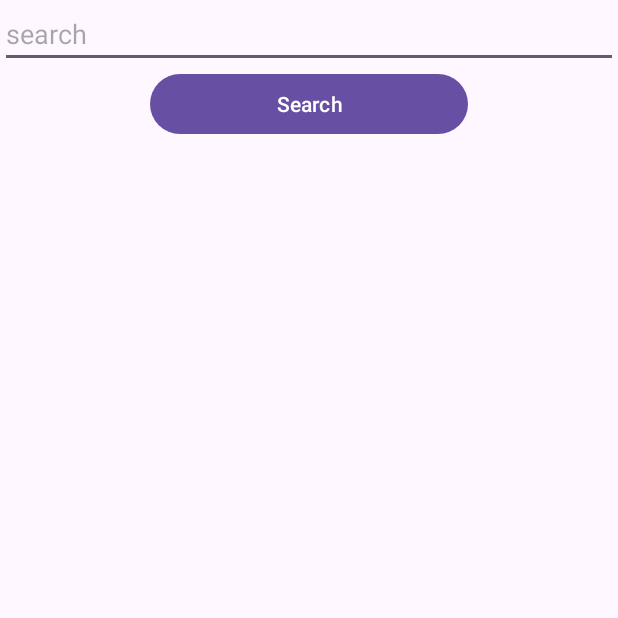
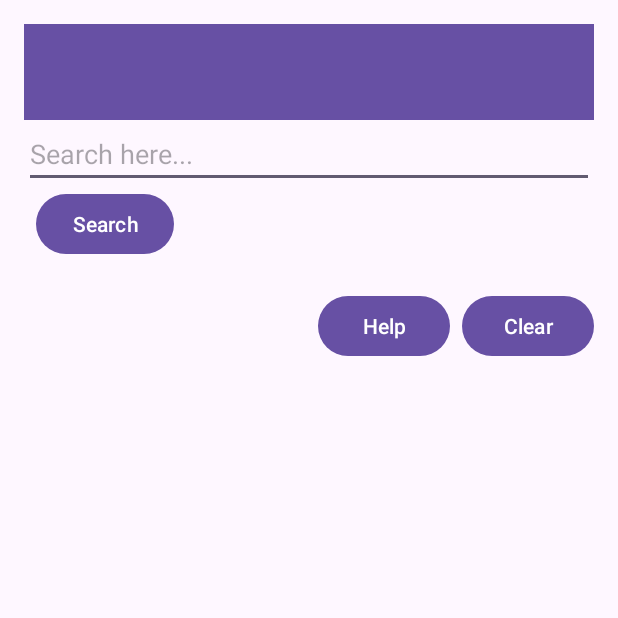
Before and after one commit to sparthpatel18/Parth, an Android app: the screen it shows after launch (DeezerSongSearch), on a phone screen of 412 x 824 dp, the top half of it. Run offline under Robolectric (Android 15) with nearby library versions, the phone set to English and light mode, and no system bars; our stand-ins replace Volley.

Commit message:
Completed Deezer

```diff
--- a/app/src/main/java/algonquin/CST2335/pate1214/DeezerSongSearch.java
+++ b/app/src/main/java/algonquin/CST2335/pate1214/DeezerSongSearch.java
@@ -1,22 +1,25 @@
 package algonquin.CST2335.pate1214;
 
+import android.annotation.SuppressLint;
+import android.content.SharedPreferences;
 import android.net.Uri;
 import android.os.Bundle;
 import android.util.Log;
+import android.view.Menu;
+import android.view.MenuItem;
 import android.widget.Button;
 import android.widget.EditText;
 import android.widget.Toast;
 
-import androidx.activity.EdgeToEdge;
+import androidx.appcompat.app.AlertDialog;
 import androidx.appcompat.app.AppCompatActivity;
-import androidx.core.graphics.Insets;
-import androidx.core.view.ViewCompat;
-import androidx.core.view.WindowInsetsCompat;
 import androidx.recyclerview.widget.LinearLayoutManager;
 import androidx.recyclerview.widget.RecyclerView;
 
 import com.android.volley.Request;
 import com.android.volley.RequestQueue;
+import com.android.volley.Response;
+import com.android.volley.VolleyError;
 import com.android.volley.toolbox.JsonObjectRequest;
 import com.android.volley.toolbox.Volley;
 
@@ -27,36 +30,75 @@ import org.json.JSONObject;
 import java.util.ArrayList;
 import java.util.List;
 
+/**
+ * DeezerSongSearch is an activity class that handles searching for artists using the Deezer API.
+ * It allows users to input a search term, display results in a RecyclerView, and manage favorites.
+ * This activity handles user interactions, network requests, and data persistence.
+ *
+ * @author Parth Patel
+ * @since 3 April 2024
+ * @lab_section 012
+ */
 public class DeezerSongSearch extends AppCompatActivity {
     private List<Artist> artistList = new ArrayList<>();
     private RecyclerView recyclerView;
     private ArtistsAdapter adapter;
+    private EditText searchEditText;
+    private Button searchButton;
+    private Button clearButton;
 
+    /**
+     * Called when the activity is starting.
+     * This is where most initialization should go: calling setContentView(int) to inflate
+     * the activity's UI, using findViewById(int) to programmatically interact with widgets in the UI,
+     * setting up listeners, and initializing class scope variables.
+     *
+     * @param savedInstanceState If the activity is being re-initialized after being shut down,
+     *                           this Bundle contains the data it most recently supplied in onSaveInstanceState(Bundle).
+     *                           Note: Otherwise it is null.
+     */
     @Override
     protected void onCreate(Bundle savedInstanceState) {
         super.onCreate(savedInstanceState);
         setContentView(R.layout.activity_deezer_song_api);
 
+        // Initialize RecyclerView and its adapter
         recyclerView = findViewById(R.id.artistsRecyclerView);
         recyclerView.setLayoutManager(new LinearLayoutManager(this));
         adapter = new ArtistsAdapter(artistList);
         recyclerView.setAdapter(adapter);
 
-        EditText searchEditText = findViewById(R.id.searchEditText);
-        Button searchButton = findViewById(R.id.searchButton);
+        // Initialize views and set onClickListeners
+        searchEditText = findViewById(R.id.searchEditText);
+        searchButton = findViewById(R.id.searchButton);
+        clearButton = findViewById(R.id.clearButton);
 
         searchButton.setOnClickListener(view -> searchArtists(searchEditText.getText().toString()));
+        clearButton.setOnClickListener(view -> clearSavedSongs());
+
+        // Help button onClickListener
+        Button helpButton = findViewById(R.id.helpButton);
+        helpButton.setOnClickListener(view -> showHelpDialog());
+
+        // Load previous search term, if any
+        loadPreviousSearchTerm();
     }
 
+    /**
+     * Searches for artists using the Deezer API and updates the RecyclerView with the results.
+     *
+     * @param query The search term used to find artists.
+     */
     private void searchArtists(String query) {
         RequestQueue queue = Volley.newRequestQueue(this);
-        String url = "https://api.deezer.com/search/artist/?q="+ Uri.encode(query);
+        String url = "https://api.deezer.com/search/artist/?q=" + Uri.encode(query);
 
+        // Create a JsonObjectRequest to retrieve artist data
         JsonObjectRequest jsonObjectRequest = new JsonObjectRequest(Request.Method.GET, url, null,
                 response -> {
                     try {
+                        // Extract artist data from JSON response
                         JSONArray artistsArray = response.getJSONArray("data");
-                        Toast.makeText(this, response.toString(), Toast.LENGTH_SHORT).show();
                         artistList.clear();
                         for (int i = 0; i < artistsArray.length(); i++) {
                             JSONObject artistObj = artistsArray.getJSONObject(i);
@@ -68,6 +110,8 @@ public class DeezerSongSearch extends AppCompatActivity {
                             artistList.add(artist);
                         }
                         adapter.notifyDataSetChanged();
+                        saveSearchTerm(query); // Save search term for future reference
+                        Toast.makeText(DeezerSongSearch.this, "Search Completed", Toast.LENGTH_SHORT).show();
                     } catch (JSONException e) {
                         e.printStackTrace();
                     }
@@ -75,6 +119,64 @@ public class DeezerSongSearch extends AppCompatActivity {
                 error -> Log.e("Artist Search", "Error: " + error.toString())
         );
 
+        // Add the request to the RequestQueue
         queue.add(jsonObjectRequest);
     }
+
+    /**
+     * Clears the saved search term, artist list, and search field.
+     */
+    private void clearSavedSongs() {
+        SharedPreferences sharedPreferences = getSharedPreferences("MyPreferences", MODE_PRIVATE);
+        SharedPreferences.Editor editor = sharedPreferences.edit();
+        editor.remove("searchTerm"); // Remove saved search term
+        editor.apply();
+
+        artistList.clear(); // Clear artist list
+        adapter.notifyDataSetChanged(); // Notify adapter of data change
+
+        searchEditText.setText(""); // Clear search field
+        Toast.makeText(DeezerSongSearch.this, "Saved songs cleared", Toast.LENGTH_SHORT).show();
+    }
+
+    /**
+     * Loads the previous search term from SharedPreferences and sets it in the search field.
+     */
+    private void loadPreviousSearchTerm() {
+        SharedPreferences sharedPreferences = getSharedPreferences("MyPreferences", MODE_PRIVATE);
+        String previousSearchTerm = sharedPreferences.getString("searchTerm", "");
+        searchEditText.setText(previousSearchTerm);
+    }
+
+    /**
+     * Saves the search term in SharedPreferences for future reference.
+     *
+     * @param searchTerm The search term to save.
+     */
+    private void saveSearchTerm(String searchTerm) {
+        SharedPreferences sharedPreferences = getSharedPreferences("MyPreferences", MODE_PRIVATE);
+        SharedPreferences.Editor editor = sharedPreferences.edit();
+        editor.putString("searchTerm", searchTerm);
+        editor.apply();
+    }
+
+    // Override onCreateOptionsMenu to inflate the menu_deezer_song_search.xml layout
+    // Override onOptionsItemSelected to handle menu item clicks
+
+    /**
+     * Displays a help dialog to guide users on using the search functionality.
+     */
+    private void showHelpDialog() {
+        AlertDialog.Builder builder = new AlertDialog.Builder(this);
+        builder.setTitle(R.string.help_button_label);
+        builder.setMessage("Enter an artist's name in the search field and tap 'Search' to find music by that artist. " +
+                "Use the 'Clear' button to reset the search and clear the results. " +
+                "You can save your favorite songs by tapping the 'Save' button next to each result.");
+        builder.setPositiveButton("OK", (dialog, which) -> dialog.dismiss());
+        builder.create().show();
+    }
+
+    // Other methods: onOptionsItemSelected, onCreateOptionsMenu, etc.
+    // Please ensure to add JavaDoc comments for these methods as well.
+
 }
--- a/app/src/main/res/layout/activity_deezer_song_api.xml
+++ b/app/src/main/res/layout/activity_deezer_song_api.xml
@@ -1,35 +1,64 @@
 <LinearLayout xmlns:android="http://schemas.android.com/apk/res/android"
     android:layout_width="match_parent"
     android:layout_height="match_parent"
-    xmlns:tools="http://schemas.android.com/tools"
-    xmlns:app="http://schemas.android.com/apk/res-auto"
-    android:orientation="vertical">
+    android:orientation="vertical"
+    android:padding="16dp">
 
+    <!-- Toolbar layout -->
+    <androidx.appcompat.widget.Toolbar
+        android:id="@+id/toolbar"
+        android:layout_width="match_parent"
+        android:layout_height="?attr/actionBarSize"
+        android:background="?attr/colorPrimary"
+        android:theme="@style/ThemeOverlay.AppCompat.Dark.ActionBar"/>
+
+    <!-- Search input field positioned below the Toolbar -->
     <EditText
         android:id="@+id/searchEditText"
         android:layout_width="match_parent"
         android:layout_height="wrap_content"
-        android:hint="search" />
+        android:hint="Search here..."/>
 
+
+    <!-- Search button -->
     <Button
         android:id="@+id/searchButton"
+        android:layout_width="wrap_content"
+        android:layout_height="wrap_content"
+        android:text="@string/search_button_label"
+        android:layout_marginStart="8dp"/>
+
+    <!-- Help and Clear buttons in a horizontal layout for better space utilization -->
+    <LinearLayout
         android:layout_width="match_parent"
         android:layout_height="wrap_content"
-        android:insetLeft="100dp"
-        android:insetRight="100dp"
-        android:text="Search" />
+        android:orientation="horizontal"
+        android:layout_marginTop="20dp"
+        android:gravity="end">
 
+        <!-- Help button -->
+        <Button
+            android:id="@+id/helpButton"
+            android:layout_width="wrap_content"
+            android:layout_height="wrap_content"
+            android:text="@string/help_button_label"
+            android:layout_marginEnd="8dp"/>
+
+        <!-- Clear button -->
+        <Button
+            android:id="@+id/clearButton"
+            android:layout_width="wrap_content"
+            android:layout_height="wrap_content"
+            android:text="@string/clear_button_label"/>
+
+    </LinearLayout>
+
+    <!-- RecyclerView for displaying artist list -->
     <androidx.recyclerview.widget.RecyclerView
         android:id="@+id/artistsRecyclerView"
         android:layout_width="match_parent"
-        tools:listitem="@layout/artist_item"
-        android:layout_height="wrap_content" />
-    <ImageView
-        android:id="@+id/artistImageView"
-        android:layout_width="100dp"
-        android:layout_height="100dp"
-        android:layout_marginStart="8dp"
-        app:layout_constraintStart_toStartOf="parent"
-        app:layout_constraintTop_toTopOf="parent"
-        android:scaleType="centerCrop"/>
+        android:layout_height="0dp"
+        android:layout_weight="1"
+        android:layout_marginTop="20dp"/>
+
 </LinearLayout>
--- a/app/src/main/res/values/strings.xml
+++ b/app/src/main/res/values/strings.xml
@@ -3,5 +3,8 @@
     <string name="hello_message" translatable="false">Hello World!</string>
     <string name="button_message" translatable="false">I am button</string>
     <string name="artistName" translatable="false">I am button</string>
-
+    <string name="search_hint" translatable="false">Enter artist name</string>
+    <string name="search_button_label" translatable="false">Search</string>
+    <string name="clear_button_label" translatable="false">Clear</string>
+    <string name="help_button_label" translatable="false">Help</string>
 </resources>
```
Also changed, not shown: app/build.gradle.kts (+9 -7 lines), app/src/main/java/algonquin/CST2335/pate1214/Artist.java (+34 -5 lines), app/src/main/java/algonquin/CST2335/pate1214/ArtistsAdapter.java (+43 -2 lines), app/src/main/java/algonquin/CST2335/pate1214/DatabaseHelper.java (+45 -8 lines), app/src/main/java/algonquin/CST2335/pate1214/JsonObjectRequest.java (added, +12 -0 lines), app/src/main/java/algonquin/CST2335/pate1214/RequestQueue.java (added, +13 -0 lines), app/src/main/java/algonquin/CST2335/pate1214/SavedSearchAdapter.java (+18 -0 lines), app/src/main/java/algonquin/CST2335/pate1214/SearchEntry.java (+7 -0 lines), app/src/main/java/algonquin/CST2335/pate1214/Song.java (+23 -4 lines), app/src/main/java/algonquin/CST2335/pate1214/SongDao.java (+10 -0 lines), app/src/main/java/algonquin/CST2335/pate1214/SongDetailsActivity.java (+20 -4 lines), app/src/main/res/drawable/edit_text_background.xml (added, +7 -0 lines), app/src/main/res/menu/menu_deezer_song_search.xml (added, +13 -0 lines), 1 other file.
